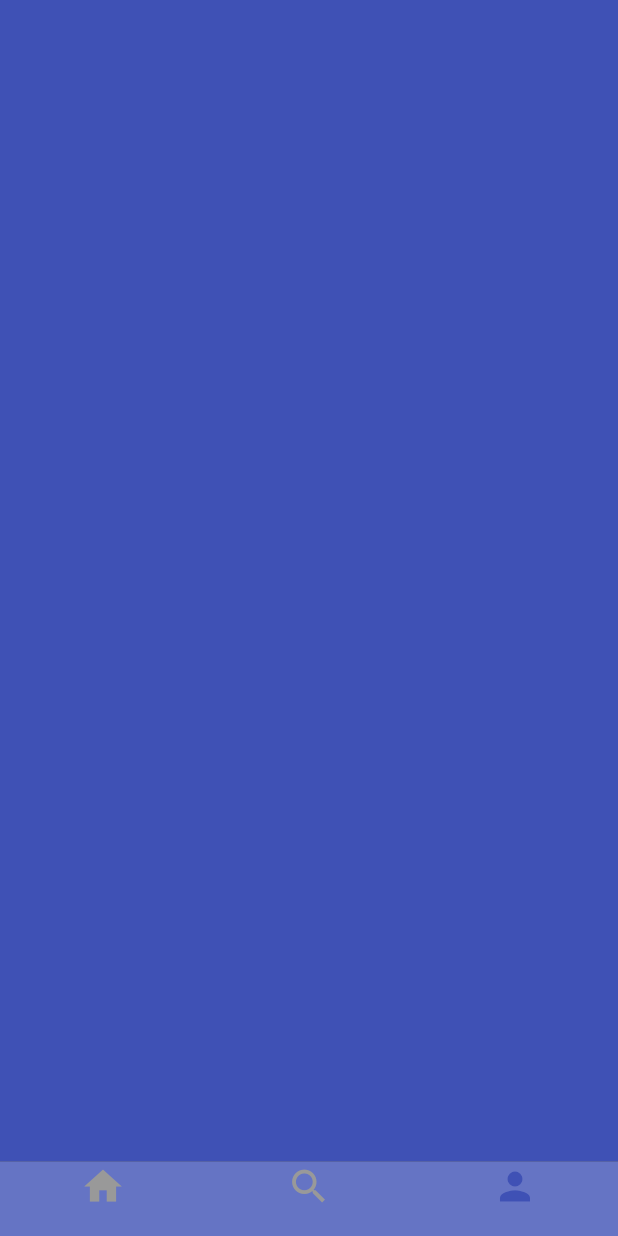
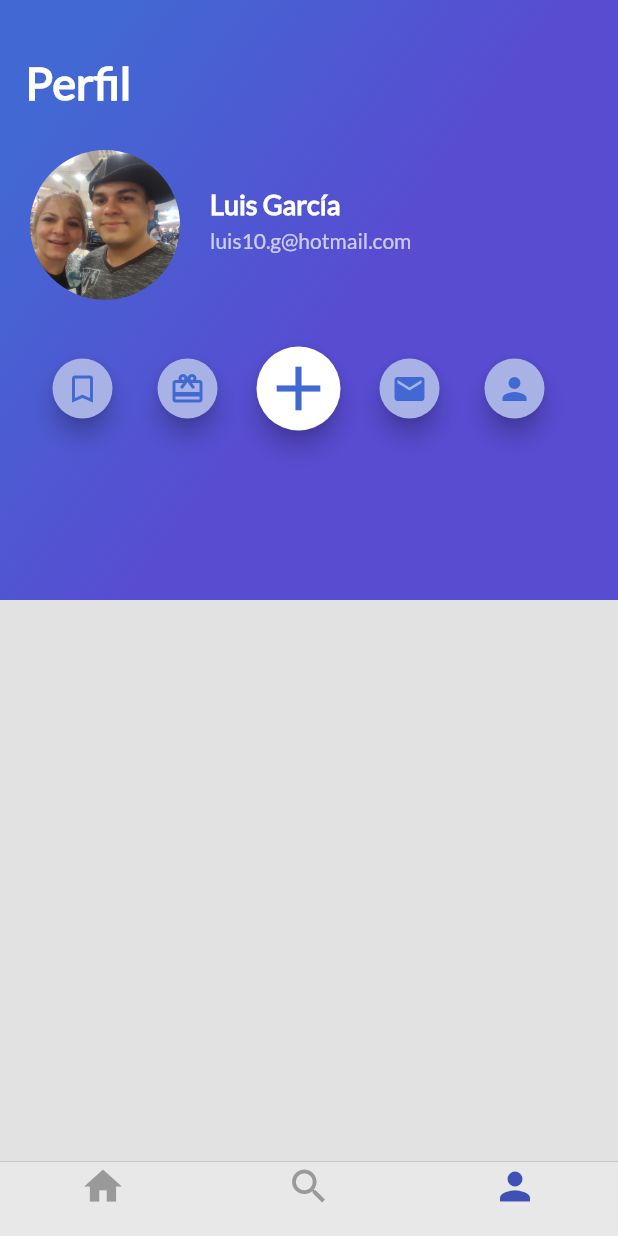
Before and after one commit to is-lgarcia/flutter_trips, a Flutter app: the screen it shows after launch, scrolled down 210 dp, after a tap on the "favorite outline" icon, after a tap on the "person" icon, on a phone screen of 412 x 824 dp. Run offline on Flutter 3.47's test engine with Material 2 defaults, Android fonts, the phone set to English and light mode, and no system bars.

Commit message:
Diseño de Profile implementado hasta imagen y nombre de usuario con correo y Botones

```diff
--- /dev/null
+++ b/lib/boxbuttons.dart
@@ -0,0 +1,30 @@
+import 'package:flutter/cupertino.dart';
+import 'package:flutter/material.dart';
+import 'package:fluttertrips/button_add_fab.dart';
+import 'package:fluttertrips/button_mark_fab.dart';
+import 'package:fluttertrips/button_message_fab.dart';
+import 'package:fluttertrips/button_profile_fab.dart';
+import 'package:fluttertrips/button_tv_fab.dart';
+
+class BoxButtons extends StatelessWidget{
+  @override
+  Widget build(BuildContext context) {
+    // TODO: implement build
+    return Container(
+      margin: EdgeInsets.only(
+        top: 220.0,
+        left: 20.0
+      ),
+      child: Row(
+        children: <Widget>[
+          ButtonMarkFab(),
+          ButtonTVFab(),
+          ButtonAddFab(),
+          ButtonMessageFab(),
+          ButtonProfileFab(),
+        ],
+      ),
+    );
+  }
+
+}
--- /dev/null
+++ b/lib/button_add_fab.dart
@@ -0,0 +1,41 @@
+import 'package:flutter/material.dart';
+
+class ButtonAddFab extends StatefulWidget{
+  @override
+  State<StatefulWidget> createState() {
+    // TODO: implement createState
+    return _ButtonAddFab();
+  }
+
+}
+
+class _ButtonAddFab extends State<ButtonAddFab>{
+
+  bool isFav = true;
+
+  void onPressedFav(){
+    setState(() {
+      isFav = !isFav;
+    });
+  }
+
+  @override
+  Widget build(BuildContext context) {
+    // TODO: implement build
+    return Padding(
+      padding: const EdgeInsets.all(11.0),
+      child: FloatingActionButton(
+        backgroundColor: isFav? Color(0xFFffffff) : Color(0xFFa8b2e5),
+        mini: false,
+        tooltip: "Fav",
+        onPressed: onPressedFav,
+        child: Icon(
+          Icons.add,
+          color: Color(0xFF4268d3),
+          size: 50.0,
+        ),
+      ),
+    );
+
+  }
+}
--- /dev/null
+++ b/lib/button_mark_fab.dart
@@ -0,0 +1,39 @@
+import 'package:flutter/material.dart';
+
+class ButtonMarkFab extends StatefulWidget{
+  @override
+  State<StatefulWidget> createState() {
+    // TODO: implement createState
+    return _ButtonMarkFab();
+  }
+}
+
+class _ButtonMarkFab extends State<ButtonMarkFab>{
+
+  bool isFav = false;
+
+  void onPressedFav(){
+    setState(() {
+      isFav = !isFav;
+    });
+  }
+
+  @override
+  Widget build(BuildContext context) {
+    // TODO: implement build
+    return Padding(
+      padding: const EdgeInsets.all(11.0),
+      child: FloatingActionButton(
+        backgroundColor: isFav? Color(0xFFffffff) : Color(0xFFa8b2e5),
+        mini: true,
+        tooltip: "Fav",
+        onPressed: onPressedFav,
+        child: Icon(
+            isFav ? Icons.bookmark : Icons.bookmark_border,
+            color: Color(0xFF4268d3),
+        ),
+      ),
+    );
+
+  }
+}
--- /dev/null
+++ b/lib/button_message_fab.dart
@@ -0,0 +1,40 @@
+import 'package:flutter/material.dart';
+
+class ButtonMessageFab extends StatefulWidget{
+  @override
+  State<StatefulWidget> createState() {
+    // TODO: implement createState
+    return _ButtonMessageFab();
+  }
+
+}
+
+class _ButtonMessageFab extends State<ButtonMessageFab>{
+
+  bool isFav = false;
+
+  void onPressedFav(){
+    setState(() {
+      isFav = !isFav;
+    });
+  }
+
+  @override
+  Widget build(BuildContext context) {
+    // TODO: implement build
+    return Padding(
+      padding: const EdgeInsets.all(11.0),
+      child: FloatingActionButton(
+        backgroundColor: isFav? Color(0xFFffffff) : Color(0xFFa8b2e5),
+        mini: true,
+        tooltip: "Fav",
+        onPressed: onPressedFav,
+        child: Icon(
+          Icons.email,
+          color: Color(0xFF4268d3),
+        ),
+      ),
+    );
+
+  }
+}
--- /dev/null
+++ b/lib/button_profile_fab.dart
@@ -0,0 +1,40 @@
+import 'package:flutter/material.dart';
+
+class ButtonProfileFab extends StatefulWidget{
+  @override
+  State<StatefulWidget> createState() {
+    // TODO: implement createState
+    return _ButtonProfileFab();
+  }
+
+}
+
+class _ButtonProfileFab extends State<ButtonProfileFab>{
+
+  bool isFav = false;
+
+  void onPressedFav(){
+    setState(() {
+      isFav = !isFav;
+    });
+  }
+
+  @override
+  Widget build(BuildContext context) {
+    // TODO: implement build
+    return Padding(
+      padding: const EdgeInsets.all(11.0),
+      child: FloatingActionButton(
+        backgroundColor: isFav? Color(0xFFffffff) : Color(0xFFa8b2e5),
+        mini: true,
+        tooltip: "Fav",
+        onPressed: onPressedFav,
+        child: Icon(
+          Icons.person,
+          color: Color(0xFF4268d3),
+        ),
+      ),
+    );
+
+  }
+}
--- /dev/null
+++ b/lib/button_tv_fab.dart
@@ -0,0 +1,40 @@
+import 'package:flutter/material.dart';
+
+class ButtonTVFab extends StatefulWidget{
+  @override
+  State<StatefulWidget> createState() {
+    // TODO: implement createState
+    return _ButtonTVFab();
+  }
+
+}
+
+class _ButtonTVFab extends State<ButtonTVFab>{
+
+  bool isFav = false;
+
+  void onPressedFav(){
+    setState(() {
+      isFav = !isFav;
+    });
+  }
+
+  @override
+  Widget build(BuildContext context) {
+    // TODO: implement build
+    return Padding(
+      padding: const EdgeInsets.all(11.0),
+      child: FloatingActionButton(
+        backgroundColor: isFav? Color(0xFFffffff) : Color(0xFFa8b2e5),
+        mini: true,
+        tooltip: "Fav",
+        onPressed: onPressedFav,
+        child: Icon(
+          Icons.redeem,
+          color: Color(0xFF4268d3),
+        ),
+      ),
+    );
+
+  }
+}
--- /dev/null
+++ b/lib/gradient_back_profile.dart
@@ -0,0 +1,37 @@
+import 'package:flutter/material.dart';
+
+class GradientBackProfile extends StatelessWidget{
+
+  String title = "Popular";
+
+  GradientBackProfile(this.title);
+
+  @override
+  Widget build(BuildContext context) {
+    return Container(
+      height: 400.0,
+      decoration: BoxDecoration(
+          gradient: LinearGradient(
+              colors: [
+                Color(0xFF4268d3),
+                Color(0xFF584cd1)
+              ],
+              begin: FractionalOffset(0.2, 0.0),
+              end: FractionalOffset(1.0, 0.6),
+              stops: [0.0, 0.6],
+              tileMode: TileMode.clamp
+          )
+      ),
+      child: Text(
+        title,
+        style: TextStyle(
+            color: Colors.white,
+            fontSize: 30.0,
+            fontFamily: "Lato",
+            fontWeight: FontWeight.bold
+        ),
+      ),
+      alignment: Alignment(-0.9, -0.8)
+    );
+  }
+}
--- /dev/null
+++ b/lib/header_appbar_profile.dart
@@ -0,0 +1,19 @@
+import 'package:flutter/material.dart';
+import 'package:fluttertrips/gradient_back.dart';
+import 'package:fluttertrips/info_profile.dart';
+
+import 'gradient_back_profile.dart';
+
+class HeaderAppbarProfile extends StatelessWidget{
+  @override
+  Widget build(BuildContext context) {
+    // TODO: implement build
+    return Stack(
+      children: <Widget>[
+        GradientBackProfile("Perfil"),
+        InfoProfile(),
+      ],
+    );
+  }
+
+}
--- /dev/null
+++ b/lib/info_profile.dart
@@ -0,0 +1,76 @@
+import 'package:flutter/cupertino.dart';
+import 'package:flutter/material.dart';
+
+class InfoProfile extends StatelessWidget{
+
+  String pathImage = "assets/images/photo_example.jpg";
+  String nameProfile = "Luis García";
+  String emailProfile = "luis10.g@hotmail.com";
+
+  @override
+  Widget build(BuildContext context) {
+
+
+
+    final photoProfile = Container(
+      margin: EdgeInsets.only(
+          top: 100.0,
+          left: 20.0
+      ),
+
+      width: 100.0,
+      height: 100.0,
+
+      decoration: BoxDecoration(
+          shape: BoxShape.circle,
+          image: DecorationImage(
+              fit: BoxFit.cover,
+              image: AssetImage(pathImage),
+          )
+      ),
+    );
+
+    final username = Container(
+      margin: EdgeInsets.only(
+        top: 125.0,
+        left: 140.0
+      ),
+      child: Text(
+          nameProfile,
+      style: TextStyle(
+        fontFamily: "Lato",
+        fontSize: 18.0,
+        color: Colors.white,
+        fontWeight: FontWeight.bold
+      ),),
+    );
+
+    final emailContact = Container(
+      margin: EdgeInsets.only(
+        top: 5.0,
+        left: 140.0
+      ),
+      child: Text(
+        emailProfile,
+        style: TextStyle(
+          fontFamily: "Lato",
+          color: Colors.white70
+        ),
+      ),
+    );
+    // TODO: implement build
+    return Stack(
+      children: <Widget>[
+        photoProfile,
+        Column(
+          crossAxisAlignment: CrossAxisAlignment.start,
+         children: <Widget>[
+           username,
+           emailContact
+         ],
+        )
+      ],
+    );
+  }
+
+}
--- a/lib/profile_trips.dart
+++ b/lib/profile_trips.dart
@@ -1,11 +1,19 @@
+import 'package:flutter/cupertino.dart';
 import 'package:flutter/material.dart';
+import 'package:fluttertrips/boxbuttons.dart';
+import 'package:fluttertrips/header_appbar_profile.dart';
 
 class ProfileTrips extends StatelessWidget{
   @override
   Widget build(BuildContext context) {
-    // TODO: implement build
-    return Container(
-      color: Colors.indigo,
+
+
+    return Stack(
+      children: <Widget>[
+        HeaderAppbarProfile(),
+        BoxButtons(),
+
+      ],
     );
   }
 
```
